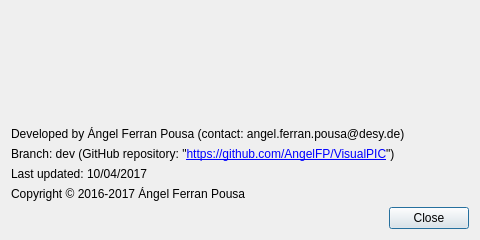
Above: VisualPIC/Views/aboutWindow.ui from AngelFP/VisualPIC before the change. Below: the same form after it.
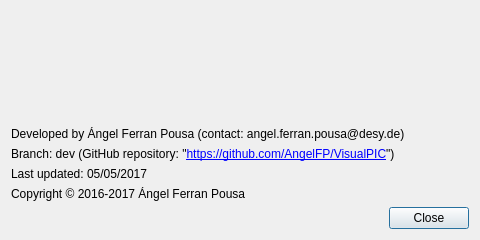
That is the form after the change. Icons and pictures are not drawn.

```diff
--- a/VisualPIC/Views/aboutWindow.ui
+++ b/VisualPIC/Views/aboutWindow.ui
@@ -102,7 +102,7 @@
    <item>
     <widget class="QLabel" name="label_3">
      <property name="text">
-      <string>Last updated: 10/04/2017</string>
+      <string>Last updated: 05/05/2017</string>
      </property>
     </widget>
    </item>
```
